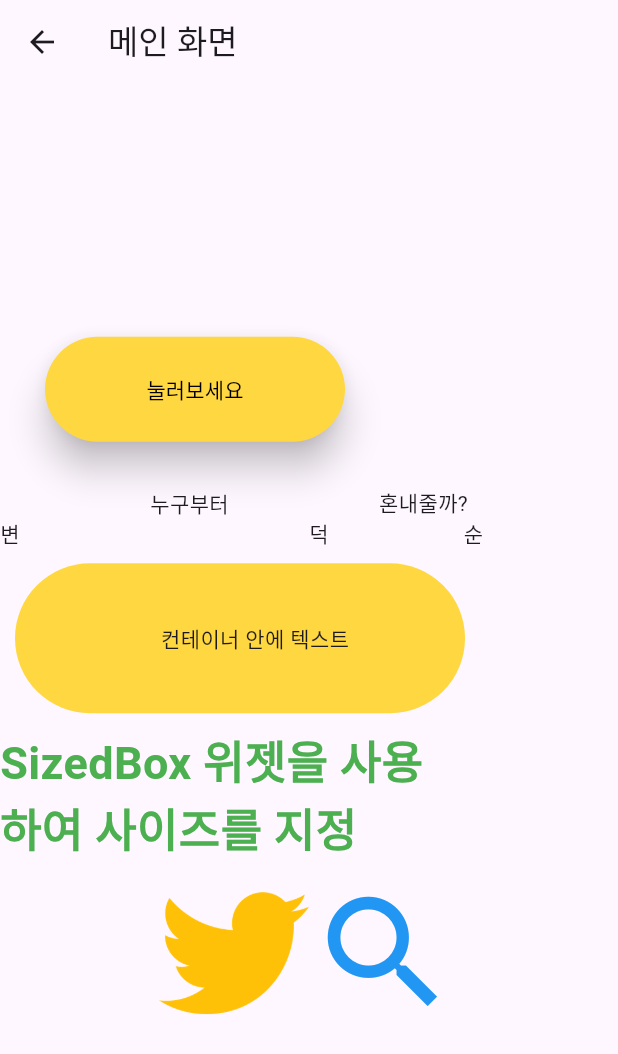
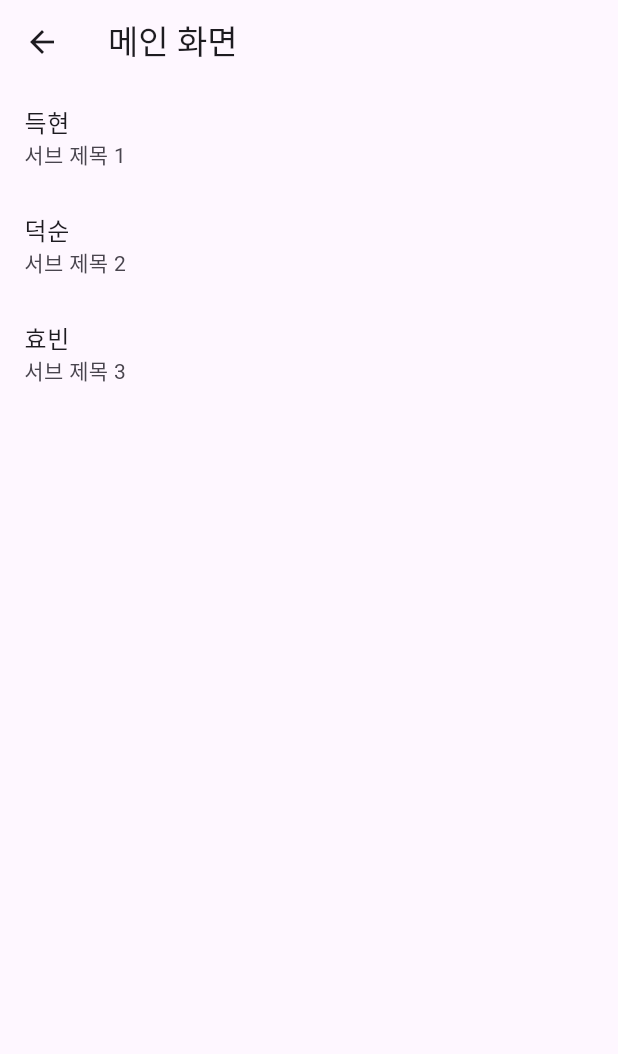
Before and after one commit to Daco2020/flutter-practice2, a Flutter app: the screen it shows after launch, on a phone screen of 412 x 824 dp. Shown: the top 1054 px of the screen. Run offline on Flutter 3.47's test engine with Material 3 defaults, Android fonts, the phone set to English and light mode, and no system bars.

Commit message:
feat: ListView 위젯 구현

```diff
--- a/lib/screen/main_screen.dart
+++ b/lib/screen/main_screen.dart
@@ -8,95 +8,21 @@ class MainScreen extends StatefulWidget {
 }
 
 class _MainScreenState extends State<MainScreen> {
+  List listHello = ["득현", "덕순", "효빈"];
   @override
   Widget build(BuildContext context) {
     return Scaffold(
       appBar: AppBar(title: const Text('메인 화면')),
-      body: Center(
-        // Center 위젯을 사용하여 화면 중앙에 텍스트를 배치
-        child: Column(
-          // Column 위젯을 사용하여 세로로 위젯을 배치
-          mainAxisAlignment: MainAxisAlignment.center,
-          crossAxisAlignment: CrossAxisAlignment.start,
-          children: [
-            Container(
-              height: 70,
-              width: 200,
-              margin: const EdgeInsets.all(30),
-              child: ElevatedButton(
-                // ElevatedButton 위젯을 사용하여 버튼 생성
-                onPressed: () {
-                  print('눌렀다!');
-                },
-                style: ElevatedButton.styleFrom(
-                  foregroundColor: Colors.black,
-                  backgroundColor: Colors.amberAccent,
-                  elevation: 10, // 그림자 높이
-                ),
-                child: const Text('눌러보세요'),
-              ),
-            ),
-            const Row(
-              // Row 위젯을 사용하여 가로로 위젯을 배치
-              mainAxisAlignment: MainAxisAlignment.spaceEvenly,
-              children: [
-                Text('누구부터'),
-                Text('혼내줄까?'),
-              ],
-            ),
-            const Row(
-              children: [
-                Expanded(flex: 2, child: Text("변")),
-                Expanded(flex: 1, child: Text("덕")),
-                Expanded(flex: 1, child: Text("순")),
-                // Expanded 위젯을 사용하여 가로 공간을 꽉 채우기
-                // flex 속성을 사용하여 공간 비율을 지정
-              ],
-            ),
-            Container(
-                // Container 위젯을 사용하여 내부 공간을 구성
-                // 위젯은 사이즈를 지정할 수 없기 때문에 Container 위젯을 사용하여 사이즈를 지정
-                width: 300,
-                height: 100,
-                margin: const EdgeInsets.all(10),
-                padding: const EdgeInsets.only(left: 20),
-                alignment: Alignment.center,
-                // color: Colors.amberAccent,
-                decoration: BoxDecoration(
-                    borderRadius: BorderRadius.circular(50),
-                    color: Colors.amberAccent),
-                child: const Text('컨테이너 안에 텍스트')),
-            const SizedBox(
-              // SizedBox 위젯을 사용하여 사이즈를 지정
-              // 특정 공간이 필요할 때 주로 사용
-              width: 300,
-              height: 100,
-              child: Text(
-                "SizedBox 위젯을 사용하여 사이즈를 지정",
-                style: TextStyle(
-                    color: Colors.green,
-                    fontWeight: FontWeight.bold,
-                    fontSize: 30),
-              ),
-            ),
-            Row(
-              mainAxisAlignment: MainAxisAlignment.center,
-              children: [
-                Image.asset(
-                  "assets/twitter.png",
-                  width: 100,
-                  height: 100,
-                  color: Colors.amber,
-                ),
-                const Icon(
-                  Icons.search,
-                  size: 100,
-                  color: Colors.blue,
-                ),
-              ],
-            ),
-          ],
-        ),
+      body: ListView.builder(
+        // 리스트 목록 UI 생성, itemCount에 지정된 숫자만큼 반복한다.
+        itemCount: listHello.length,
+        itemBuilder: (BuildContext context, int index) {
+          var count = index + 1;
+          return ListTile(
+            title: Text('${listHello[index]}'),
+            subtitle: Text('서브 제목 $count'),
+          );
+        },
       ),
     );
   }
```
